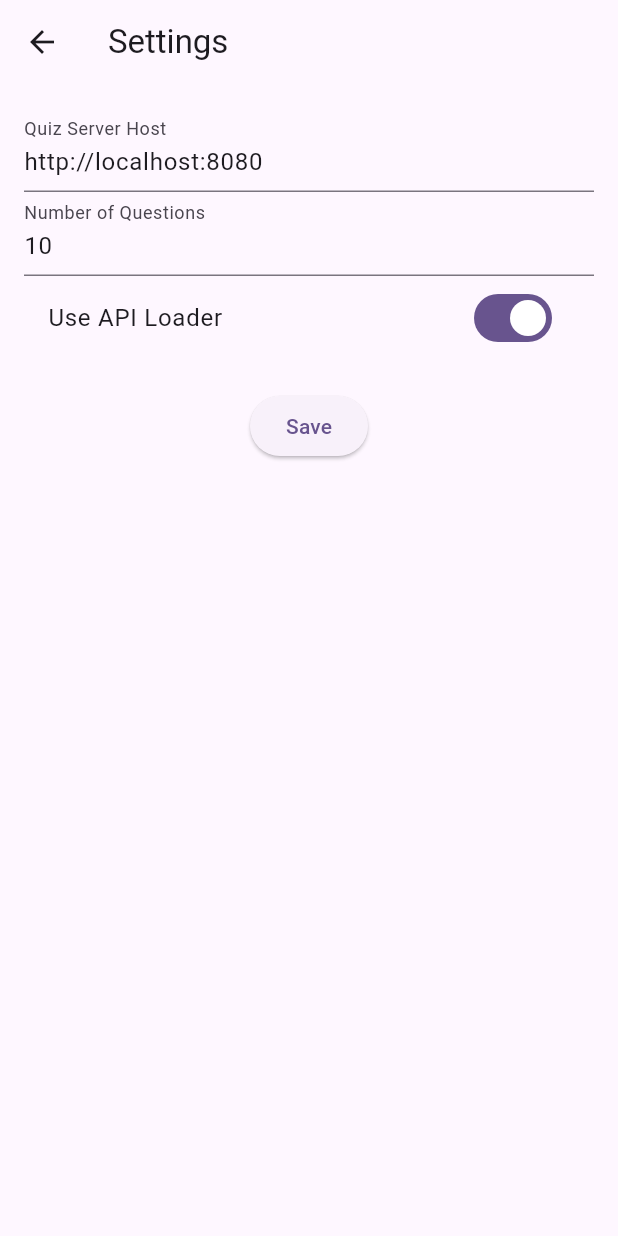
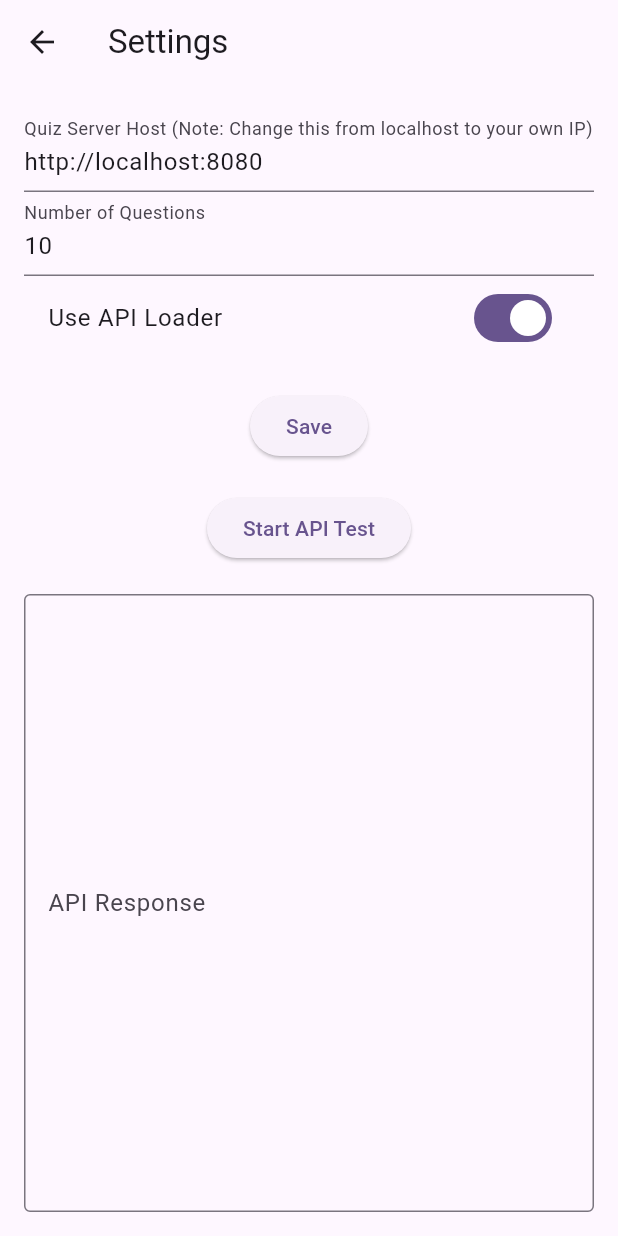
Before and after one commit to cj-radcliff/SimpleFlutterFlashcards, a Flutter app: the SettingsPage screen opened directly, on a phone screen of 412 x 824 dp. Run offline on Flutter 3.47's test engine with Material 3 defaults, Android fonts, the light colour scheme and no system bars; our stand-ins replace confetti, dio, shared_preferences; missing offline and left inert: flutter_driver; accounts and stored records are empty.

Commit message:
Added the ability to kick off a network ping from the settings page (just calls the getQuestions end point over and over)

```diff
--- a/lib/settings_page.dart
+++ b/lib/settings_page.dart
@@ -1,5 +1,11 @@
+import 'dart:async';
+import 'dart:convert';
+
 import 'package:flutter/material.dart';
 import 'package:shared_preferences/shared_preferences.dart';
+
+import 'api_question_loader.dart';
+import 'package:dio/dio.dart';
 
 class SettingsPage extends StatefulWidget {
   const SettingsPage({super.key});
@@ -11,21 +17,29 @@ class SettingsPage extends StatefulWidget {
 class _SettingsPageState extends State<SettingsPage> {
   late TextEditingController _hostController;
   late TextEditingController _numberOfQuestionsController;
+  late TextEditingController _responseController;
   bool _useApiLoader = true;
-  final _myFocusNode = FocusNode();
+  bool _isTesting = false;
+  int _testCounter = 0;
+  Timer? _testTimer;
+  late ApiQuestionLoader _apiQuestionLoader;
 
   @override
   void initState() {
     super.initState();
     _hostController = TextEditingController();
     _numberOfQuestionsController = TextEditingController();
+    _responseController = TextEditingController();
     _loadSettings();
+    _apiQuestionLoader = ApiQuestionLoader(Dio());
   }
 
   @override
   void dispose() {
     _hostController.dispose();
     _numberOfQuestionsController.dispose();
+    _responseController.dispose();
+    _testTimer?.cancel();
     super.dispose();
   }
 
@@ -45,6 +59,33 @@ class _SettingsPageState extends State<SettingsPage> {
     await prefs.setInt('numberOfQuestions', int.parse(_numberOfQuestionsController.text));
   }
 
+  void _toggleApiTest() {
+    if (_isTesting) {
+      _testTimer?.cancel();
+      setState(() {
+        _isTesting = false;
+      });
+    } else {
+      setState(() {
+        _isTesting = true;
+        _testCounter = 0;
+      });
+      _testTimer = Timer.periodic(const Duration(milliseconds: 1000), (timer) {
+        _apiQuestionLoader.loadQuestions().then((questions) {
+          setState(() {
+            _testCounter++;
+            final responseJson = questions.map((q) => q.toMap()).toList();
+            _responseController.text = const JsonEncoder.withIndent('  ').convert(responseJson);
+          });
+        }).catchError((error) {
+          setState(() {
+            _responseController.text = error.toString();
+          });
+        });
+      });
+    }
+  }
+
   @override
   Widget build(BuildContext context) {
     return Scaffold(
@@ -58,20 +99,21 @@ class _SettingsPageState extends State<SettingsPage> {
             TextField(
               controller: _hostController,
               decoration: const InputDecoration(
-                labelText: 'Quiz Server Host',
+                labelText: 'Quiz Server Host (Note: Change this from localhost to your own IP)',
               ),
               enabled: true,
+              readOnly: false,
             ),
+
             TextField(
               controller: _numberOfQuestionsController,
               readOnly: false,
               enabled: true,
-
               decoration: const InputDecoration(
                 labelText: 'Number of Questions',
               ),
               enableSuggestions: false,
-             // enableInteractiveSelection: true,
+              // enableInteractiveSelection: true,
               keyboardType: TextInputType.number,
             ),
             SwitchListTile(
@@ -91,6 +133,24 @@ class _SettingsPageState extends State<SettingsPage> {
               },
               child: const Text('Save'),
             ),
+            const SizedBox(height: 20),
+            ElevatedButton(
+              onPressed: _toggleApiTest,
+              child: Text(_isTesting ? 'Running API Test: $_testCounter' : 'Start API Test'),
+            ),
+            const SizedBox(height: 20),
+            Expanded(
+              child: TextField(
+                controller: _responseController,
+                maxLines: null,
+                expands: true,
+                readOnly: true,
+                decoration: const InputDecoration(
+                  border: OutlineInputBorder(),
+                  labelText: 'API Response',
+                ),
+              ),
+            ),
           ],
         ),
       ),
```
